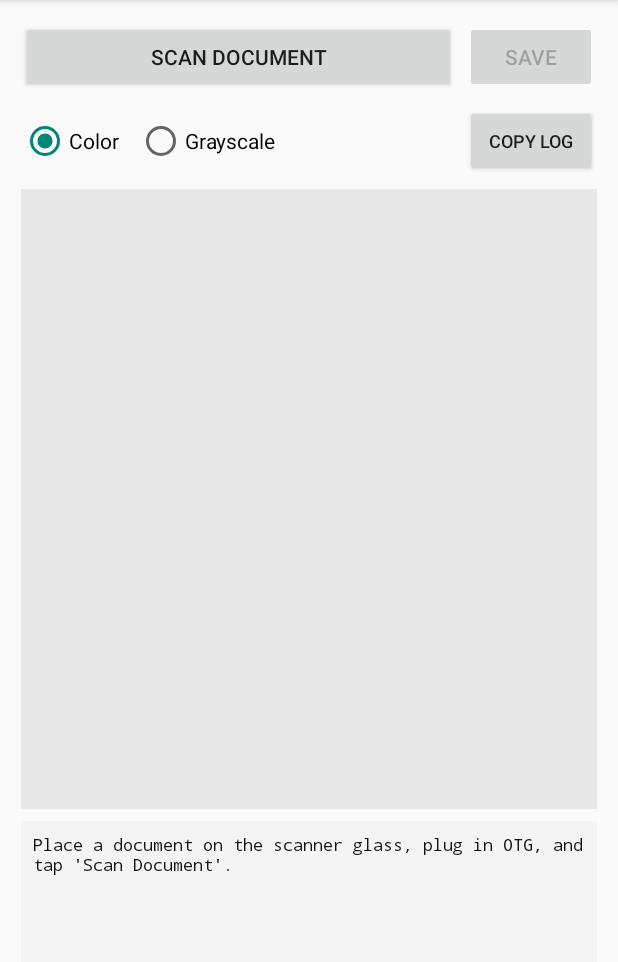
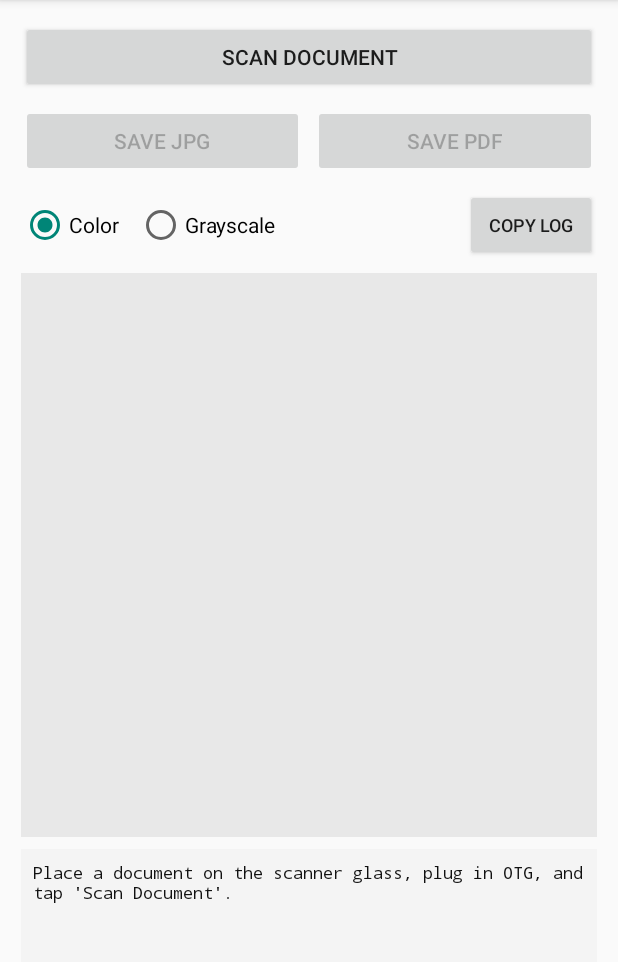
Before and after one commit to pramuldroid/HPScannerProbe, an Android app: the screen it shows after launch (MainActivity), on a phone screen of 412 x 824 dp, the part 84-1046 px from its top. Run offline under Robolectric (Android 15) with nearby library versions, the phone set to English and light mode, and no system bars.

Commit message:
Update activity_main.xml

```diff
--- a/app/src/main/res/layout/activity_main.xml
+++ b/app/src/main/res/layout/activity_main.xml
@@ -4,6 +4,13 @@
     android:layout_height="match_parent"
     android:orientation="vertical"
     android:padding="14dp">
+
+    <Button
+        android:id="@+id/btnScan"
+        android:layout_width="match_parent"
+        android:layout_height="wrap_content"
+        android:text="Scan Document"
+        android:layout_marginBottom="8dp" />
 
     <LinearLayout
         android:layout_width="match_parent"
@@ -12,18 +19,20 @@
         android:layout_marginBottom="8dp">
 
         <Button
-            android:id="@+id/btnScan"
+            android:id="@+id/btnSave"
             android:layout_width="0dp"
             android:layout_height="wrap_content"
             android:layout_weight="1"
-            android:text="Scan Document"
+            android:text="Save JPG"
+            android:enabled="false"
             android:layout_marginEnd="6dp" />
 
         <Button
-            android:id="@+id/btnSave"
-            android:layout_width="wrap_content"
+            android:id="@+id/btnSavePdf"
+            android:layout_width="0dp"
             android:layout_height="wrap_content"
-            android:text="Save"
+            android:layout_weight="1"
+            android:text="Save PDF"
             android:enabled="false" />
     </LinearLayout>
 
```
